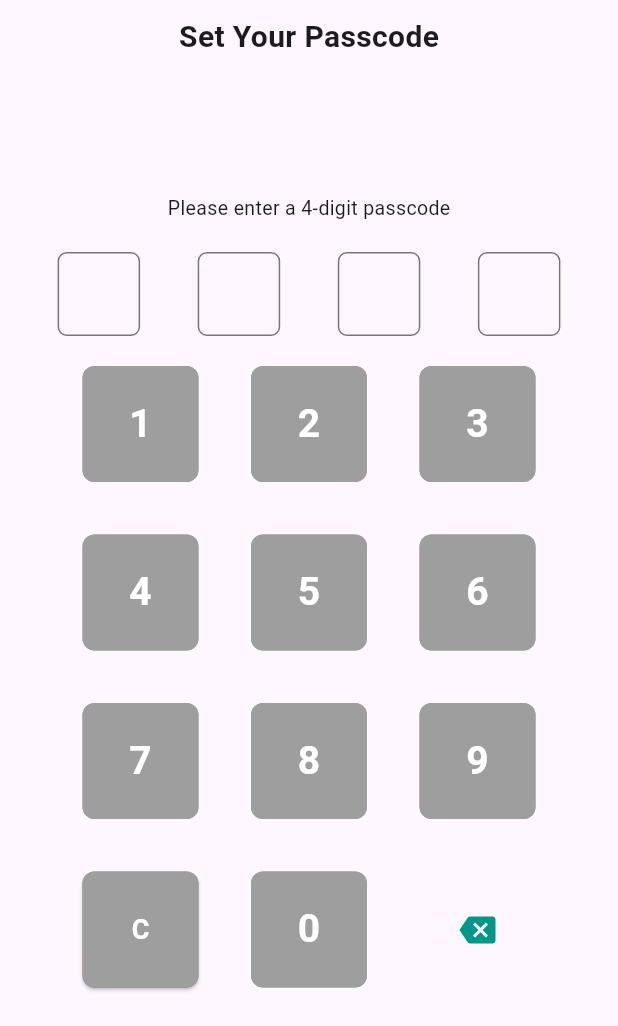
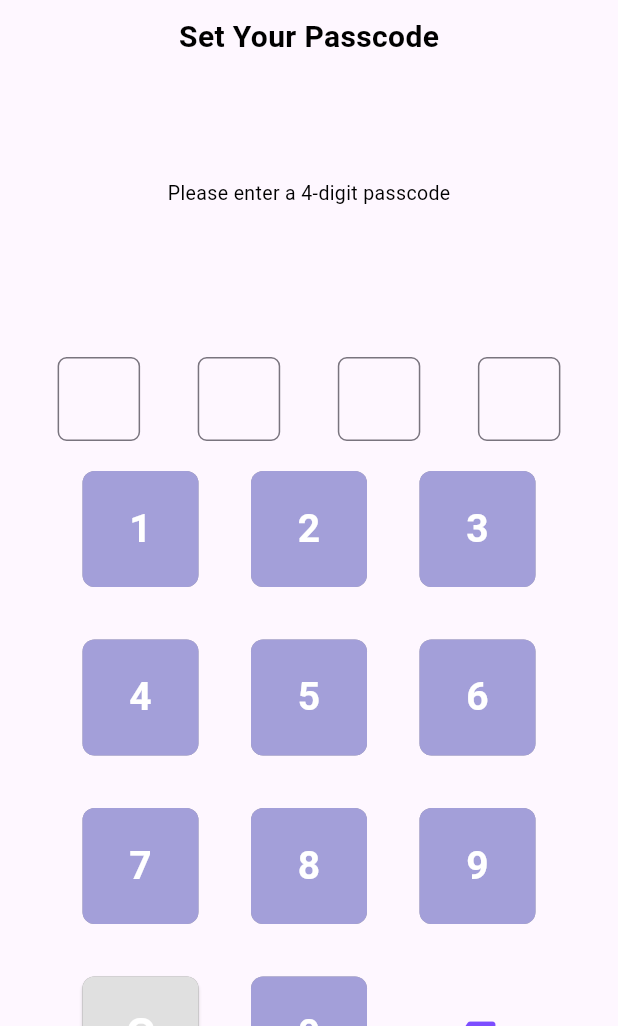
Before and after one commit to moeyanhtun-coding/MoeYan.starman, a Flutter app: the screen it shows after launch, on a phone screen of 412 x 824 dp, the part 210-1236 px from its top. Run offline on Flutter 3.47's test engine with Material 3 defaults, Android fonts, the phone set to English and light mode, and no system bars; our stand-ins replace shared_preferences.

```diff
--- a/lib/main.dart
+++ b/lib/main.dart
@@ -7,6 +7,13 @@ import 'package:starman/views/new_error_view.dart';
 import 'package:starman/views/starid_view.dart';
 import 'package:starman/views/passcode_view.dart';
 import 'package:starman/views/splashscreen.dart';
+
+
+class AppColors{
+  static const Color primaryColor = Color(0xFFA39FD9);
+  static const Color secondaryColor = Color(0xFFA6A6A6);
+}
+
 
 void main() async {
   runApp(const MyApp());
@@ -22,7 +29,7 @@ class MyApp extends StatelessWidget {
     return MaterialApp(
       debugShowCheckedModeBanner: false,
       //home: SplashScreen(),
-      home: PasscodeView(),
+      home:PasscodeView(),
     );
   }
 }
--- a/lib/views/passcode_view.dart
+++ b/lib/views/passcode_view.dart
@@ -59,7 +59,15 @@ class _PasscodeViewState extends State<PasscodeView> {
   @override
   Widget build(BuildContext context) {
     return Scaffold(
-      body: SingleChildScrollView(
+      body: Stack(
+        fit: StackFit.expand,
+        children: <Widget>[
+          // Image.asset(
+          //   'assets/starman_bg.png',
+          //   fit: BoxFit.cover,
+          // ),
+
+          SingleChildScrollView(
             child: Padding(
               padding: const EdgeInsets.fromLTRB(0, 40, 0, 0),
               child: Column(
@@ -77,17 +85,18 @@ class _PasscodeViewState extends State<PasscodeView> {
                     style: TextStyle(
                       fontSize: 20,
                       fontWeight: FontWeight.bold,
+                      color: Colors.black,
                     ),
                   ),
                   SizedBox(height: 80),
-              SizedBox(height: 10),
                   Text(
                     'Please enter a 4-digit passcode',
                     style: TextStyle(
                       fontSize: 13,
+                      color: Colors.black,
                     ),
                   ),
-              SizedBox(height: 20),
+                  SizedBox(height: 100),
                   PasscodePadWidget(
                     controller: _controller,
                     focusNodes: _focusNodes,
@@ -98,6 +107,9 @@ class _PasscodeViewState extends State<PasscodeView> {
               ),
             ),
           ),
+        ],
+      ),
     );
   }
+
 }
--- a/lib/widgets/passcode_pad_widget.dart
+++ b/lib/widgets/passcode_pad_widget.dart
@@ -1,18 +1,19 @@
 import 'package:flutter/material.dart';
+import 'package:starman/main.dart';
 import 'package:starman/state_management/passcode_controller.dart';
 
 class PasscodePadWidget extends StatefulWidget {
   final PasscodeController controller;
   final List<FocusNode> focusNodes;
   final List<TextEditingController> textControllers;
-  final VoidCallback onCompleted; // Add this callback to notify when the passcode is complete
+  final VoidCallback onCompleted;
 
   const PasscodePadWidget({
     Key? key,
     required this.controller,
     required this.focusNodes,
     required this.textControllers,
-    required this.onCompleted, // Initialize the callback in the constructor
+    required this.onCompleted,
   }) : super(key: key);
 
   @override
@@ -95,7 +96,7 @@ class _PasscodePadWidgetState extends State<PasscodePadWidget> {
     if (index == 9) {
       return ElevatedButton(
         style: ElevatedButton.styleFrom(
-          backgroundColor: Colors.grey,
+          backgroundColor: Colors.grey[300],
           shape: RoundedRectangleBorder(
             borderRadius: BorderRadius.circular(8),
           ),
@@ -112,7 +113,7 @@ class _PasscodePadWidgetState extends State<PasscodePadWidget> {
         child: Text(
           'C',
           style: TextStyle(
-            fontSize: 18,
+            fontSize: 30,
             color: Colors.white,
             fontWeight: FontWeight.bold,
           ),
@@ -133,14 +134,14 @@ class _PasscodePadWidgetState extends State<PasscodePadWidget> {
               }
             });
           },
-          child: Icon(Icons.backspace, color: Colors.teal),
+          child: Icon(Icons.backspace, color: Colors.deepPurpleAccent),
         ),
       );
     } else {
       int number = index == 10 ? 0 : index + 1;
       return TextButton(
         style: TextButton.styleFrom(
-          backgroundColor: Colors.grey,
+          backgroundColor: AppColors.primaryColor,
           shape: RoundedRectangleBorder(
             borderRadius: BorderRadius.circular(8),
           ),
@@ -162,7 +163,7 @@ class _PasscodePadWidgetState extends State<PasscodePadWidget> {
                 if (i < widget.textControllers.length - 1) {
                   FocusScope.of(context).requestFocus(widget.focusNodes[i + 1]);
                 } else if (widget.controller.isPasscodeComplete()) {
-                  widget.onCompleted(); // Trigger the callback when passcode is complete
+                  widget.onCompleted();
                 }
                 break;
               }
```
Also changed, not shown: assets/locales/mm.json (+7 -5 lines), lib/views/confirm_passcode_view.dart (+16 -15 lines), lib/views/error_view.dart (+19 -10 lines), lib/views/new_error_view.dart (+17 -9 lines), lib/views/splashscreen.dart (+6 -2 lines), lib/widgets/background_widget.dart (added, +13 -0 lines), assets/sslogo.png (added), assets/starman_bg.png (added), pubspec.lock. Lines whose indentation alone changed are shown as unchanged.
